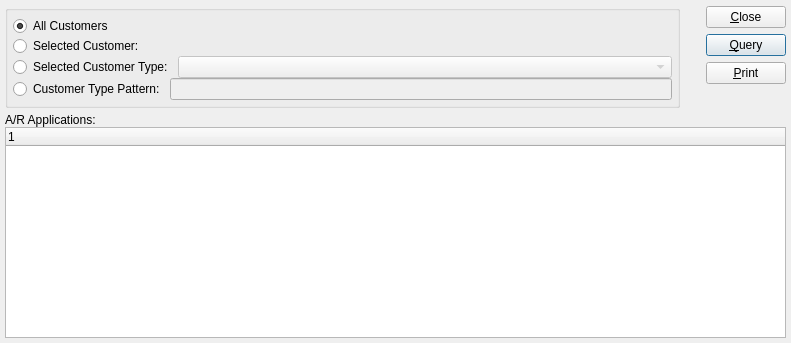
Qt form guiclient/dspCashReceipts.ui (Pegasus-RPG/xtuple-client) before a commit.
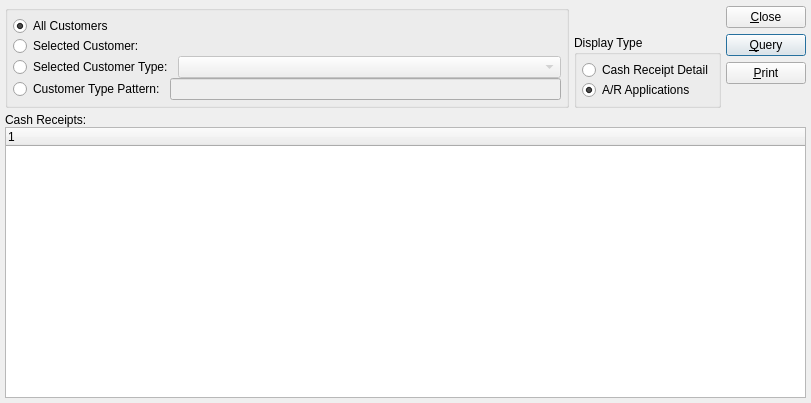
The same form after that commit. Custom widgets are drawn as their Qt base class.

Commit message: Issue #6864:add new Display Type toggle

Diff of the .ui file:
```diff
--- a/guiclient/dspCashReceipts.ui
+++ b/guiclient/dspCashReceipts.ui
@@ -13,14 +13,14 @@
    <rect>
     <x>0</x>
     <y>0</y>
-    <width>791</width>
-    <height>343</height>
+    <width>811</width>
+    <height>403</height>
    </rect>
   </property>
   <property name="windowTitle" >
    <string>Cash Receipts by Customer</string>
   </property>
-   <layout class="QVBoxLayout" >
+  <layout class="QVBoxLayout" name="verticalLayout_2" >
     <item>
      <layout class="QHBoxLayout" >
       <property name="spacing" >
@@ -41,16 +41,7 @@
          <property name="spacing" >
           <number>0</number>
          </property>
-         <property name="leftMargin" >
-          <number>5</number>
-         </property>
-         <property name="topMargin" >
-          <number>5</number>
-         </property>
-         <property name="rightMargin" >
-          <number>5</number>
-         </property>
-         <property name="bottomMargin" >
+        <property name="margin" >
           <number>5</number>
          </property>
          <item>
@@ -174,20 +165,59 @@
          </layout>
         </item>
         <item>
-         <spacer>
-          <property name="orientation" >
-           <enum>Qt::Vertical</enum>
-          </property>
-          <property name="sizeType" >
-           <enum>QSizePolicy::Preferred</enum>
-          </property>
-          <property name="sizeHint" >
-           <size>
-            <width>16</width>
-            <height>100</height>
-           </size>
+        <widget class="QGroupBox" name="displayTypeGroup" >
+         <property name="sizePolicy" >
+          <sizepolicy vsizetype="Fixed" hsizetype="Fixed" >
+           <horstretch>0</horstretch>
+           <verstretch>0</verstretch>
+          </sizepolicy>
+         </property>
+         <property name="title" >
+          <string>Display Type</string>
+         </property>
+         <layout class="QGridLayout" name="gridLayout" >
+          <property name="margin" >
+           <number>5</number>
           </property>
-         </spacer>
+          <property name="spacing" >
+           <number>0</number>
+          </property>
+          <item row="0" column="0" >
+           <layout class="QVBoxLayout" name="verticalLayout" >
+            <property name="spacing" >
+             <number>0</number>
+            </property>
+            <item>
+             <widget class="QRadioButton" name="_newDisplayType" >
+              <property name="text" >
+               <string>Cash Receipt Detail</string>
+              </property>
+              <property name="checked" >
+               <bool>false</bool>
+              </property>
+             </widget>
+            </item>
+            <item>
+             <layout class="QHBoxLayout" name="horizontalLayout_2" >
+              <property name="spacing" >
+               <number>5</number>
+              </property>
+              <item>
+               <widget class="QRadioButton" name="_legacyDisplayType" >
+                <property name="text" >
+                 <string>A/R Applications</string>
+                </property>
+                <property name="checked" >
+                 <bool>true</bool>
+                </property>
+               </widget>
+              </item>
+             </layout>
+            </item>
+           </layout>
+          </item>
+         </layout>
+        </widget>
         </item>
        </layout>
       </item>
@@ -237,7 +267,7 @@
           <property name="sizeType" >
            <enum>QSizePolicy::Preferred</enum>
           </property>
-          <property name="sizeHint" >
+         <property name="sizeHint" stdset="0" >
            <size>
             <width>20</width>
             <height>20</height>
@@ -262,7 +292,7 @@
         <item>
          <widget class="QLabel" name="_arapplyLit" >
           <property name="text" >
-           <string>A/R Applications:</string>
+          <string>Cash Receipts:</string>
           </property>
          </widget>
         </item>
```
Left out of the diff: 5 changed lines with no effect on the pictures. Lines whose indentation alone changed are shown as unchanged. The commit also changes 1 other file.
